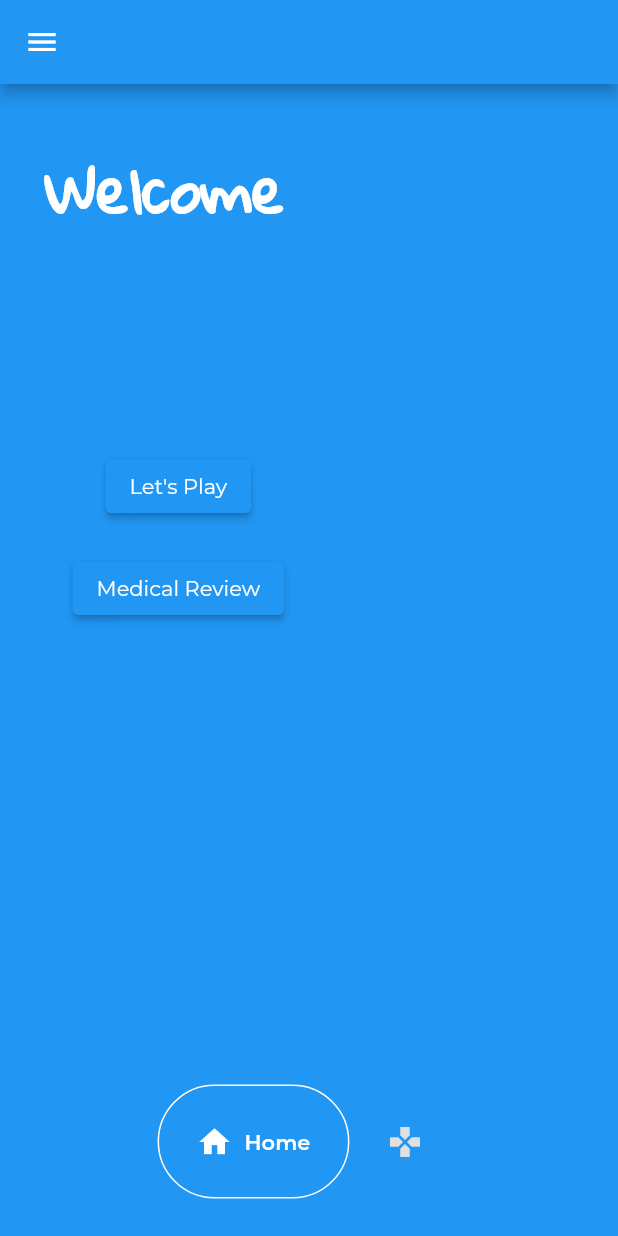
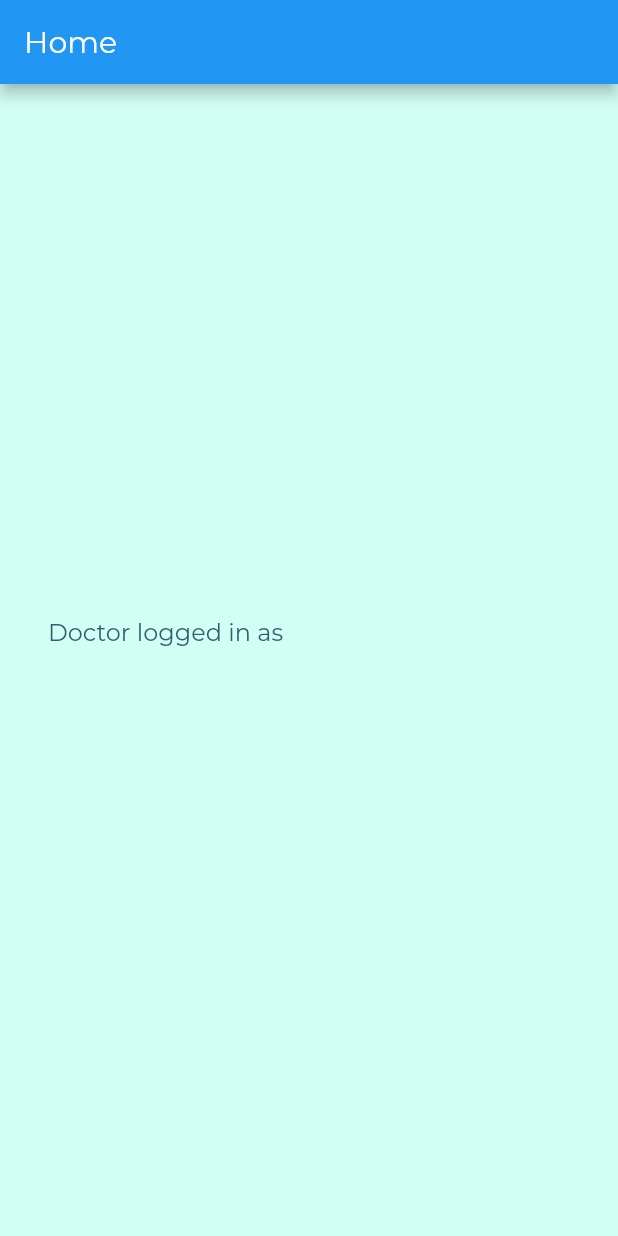
Before and after one commit to chaimamaalej/Flutterproject, a Flutter app: the screen it shows once a user with an empty profile is signed in, on a phone screen of 412 x 824 dp. Run offline on Flutter 3.47's test engine with Material 2 defaults, Android fonts, the phone set to English and light mode, and no system bars; drawn by our look-alikes of google_nav_bar; our stand-ins replace audioplayers, cloud_firestore, firebase_auth, firebase_core, image_picker, ionicons; accounts and stored records are empty.

Commit message:
Create pages based on doctor/parent role

```diff
--- a/lib/screens/home_page.dart
+++ b/lib/screens/home_page.dart
@@ -33,9 +33,6 @@ class _HomePageState extends State<HomePage> {
     if (isMusicOn) {
       playAudio(); // Start playing audio if music is on
     }
-
-    final currentUser = FirebaseAuth.instance.currentUser!;
-    CollectionReference users = FirebaseFirestore.instance.collection('users');
   }
 
   Future<void> playAudio() async {
@@ -94,7 +91,25 @@ class _HomePageState extends State<HomePage> {
 
   @override
   Widget build(BuildContext context) {
-    return buildParentPage();
+    final currentUser = FirebaseAuth.instance.currentUser!;
+    CollectionReference users = FirebaseFirestore.instance.collection('users');
+
+    return FutureBuilder<QuerySnapshot>(
+      future: users.where('email', isEqualTo: currentUser.email).get(),
+      builder: (context, snapshot) {
+        if (snapshot.hasData) {
+          QueryDocumentSnapshot<Object?> data = snapshot.data!.docs[0];
+          if (data['role'] == 'parent') {
+            return buildParentPage();
+          }
+          return buildDoctorPage();
+        }
+        return Text(
+          'loading',
+          style: TextStyle(fontSize: 20),
+        );
+      },
+    );
   }
 
   Widget buildDoctorPage() {
@@ -122,7 +137,6 @@ class _HomePageState extends State<HomePage> {
   }
 
   Widget buildParentPage() {
-
     final user = FirebaseAuth.instance.currentUser!;
 
     return Scaffold(
```
